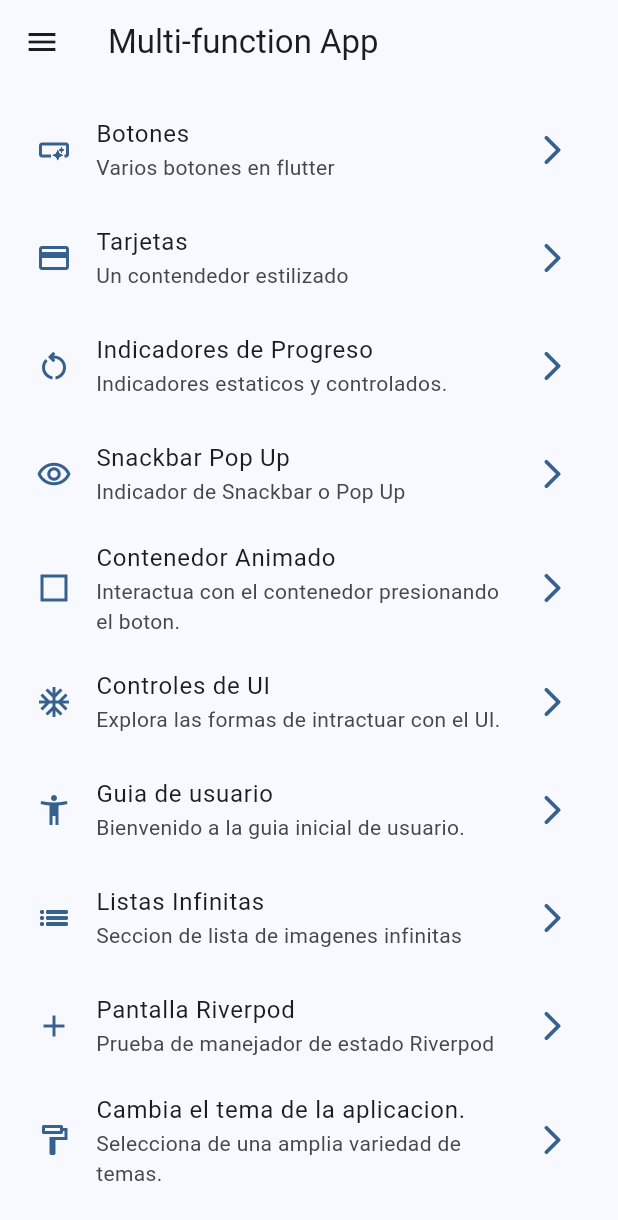
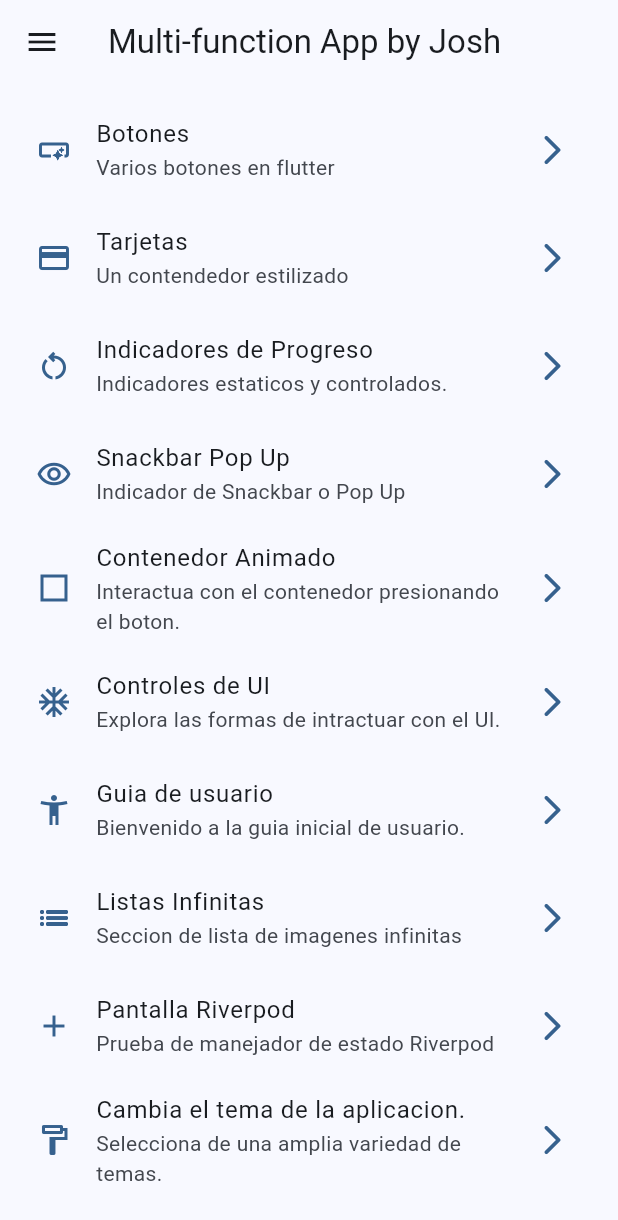
Before and after one commit to josuearroliga/widgetsApp, a Flutter app: the screen it shows after launch, on a phone screen of 412 x 824 dp. Shown: the top 1220 px of the screen. Run offline on Flutter 3.47's test engine with Material 3 defaults, Android fonts, the phone set to English and light mode, and no system bars; our stand-ins replace animate_do, flutter_riverpod, go_router.

Commit message:
App finalized

```diff
--- a/lib/presentation/screens/home/home_screen.dart
+++ b/lib/presentation/screens/home/home_screen.dart
@@ -14,7 +14,7 @@ class HomeScreen extends StatelessWidget {
     return Scaffold(
       key: scaffoldState,
       appBar: AppBar(
-        title: const Text('Multi-function App'),
+        title: const Text('Multi-function App by Josh'),
       ),
       body: _HomeView(),
       drawer: SideMenu(scaffoldState: scaffoldState),
```
